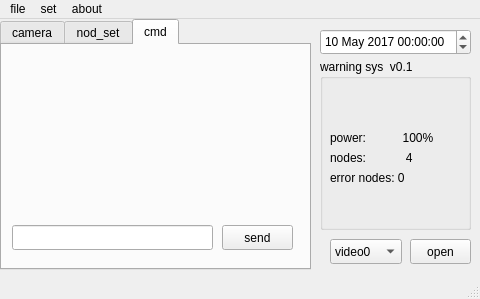
Qt form mainwindow.ui (junchao98/huang) before a commit.
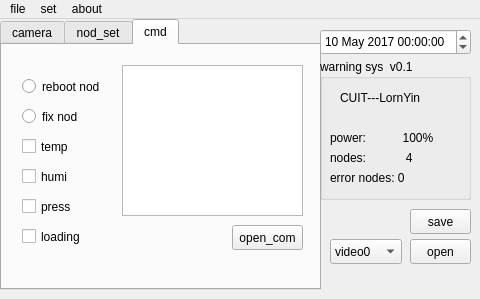
The same form after that commit. The open tabs and pages were chosen to show the change.

Diff of the .ui file:
```diff
--- a/mainwindow.ui
+++ b/mainwindow.ui
@@ -85,8 +85,8 @@
      <rect>
       <x>0</x>
       <y>0</y>
-      <width>311</width>
-      <height>251</height>
+      <width>321</width>
+      <height>271</height>
      </rect>
     </property>
     <property name="currentIndex">
@@ -150,7 +150,75 @@
        </rect>
       </property>
       <property name="text">
-       <string>TextLabel</string>
+       <string>nod</string>
+      </property>
+     </widget>
+     <widget class="QPushButton" name="pushButton_getnod">
+      <property name="geometry">
+       <rect>
+        <x>210</x>
+        <y>200</y>
+        <width>80</width>
+        <height>25</height>
+       </rect>
+      </property>
+      <property name="text">
+       <string>get_inf</string>
+      </property>
+     </widget>
+     <widget class="QComboBox" name="comboBox_2">
+      <property name="geometry">
+       <rect>
+        <x>10</x>
+        <y>20</y>
+        <width>61</width>
+        <height>25</height>
+       </rect>
+      </property>
+      <item>
+       <property name="text">
+        <string>nod1</string>
+       </property>
+      </item>
+      <item>
+       <property name="text">
+        <string>nod2</string>
+       </property>
+      </item>
+      <item>
+       <property name="text">
+        <string>nod3</string>
+       </property>
+      </item>
+     </widget>
+     <widget class="QLineEdit" name="lineEdit">
+      <property name="geometry">
+       <rect>
+        <x>100</x>
+        <y>60</y>
+        <width>113</width>
+        <height>25</height>
+       </rect>
+      </property>
+     </widget>
+     <widget class="QLineEdit" name="lineEdit_2">
+      <property name="geometry">
+       <rect>
+        <x>100</x>
+        <y>90</y>
+        <width>113</width>
+        <height>25</height>
+       </rect>
+      </property>
+     </widget>
+     <widget class="QLineEdit" name="lineEdit_3">
+      <property name="geometry">
+       <rect>
+        <x>100</x>
+        <y>120</y>
+        <width>113</width>
+        <height>25</height>
+       </rect>
       </property>
      </widget>
     </widget>
@@ -158,27 +226,105 @@
      <attribute name="title">
       <string>cmd</string>
      </attribute>
-     <widget class="QLineEdit" name="lineEdit">
-      <property name="geometry">
-       <rect>
-        <x>10</x>
-        <y>180</y>
-        <width>201</width>
-        <height>25</height>
-       </rect>
-      </property>
-     </widget>
      <widget class="QPushButton" name="pushButton_2">
       <property name="geometry">
        <rect>
-        <x>220</x>
+        <x>230</x>
         <y>180</y>
         <width>71</width>
         <height>25</height>
        </rect>
       </property>
       <property name="text">
-       <string>send</string>
+       <string>open_com</string>
+      </property>
+     </widget>
+     <widget class="QRadioButton" name="radioButton">
+      <property name="geometry">
+       <rect>
+        <x>20</x>
+        <y>30</y>
+        <width>93</width>
+        <height>23</height>
+       </rect>
+      </property>
+      <property name="text">
+       <string>reboot nod</string>
+      </property>
+     </widget>
+     <widget class="QRadioButton" name="radioButton_2">
+      <property name="geometry">
+       <rect>
+        <x>20</x>
+        <y>60</y>
+        <width>93</width>
+        <height>23</height>
+       </rect>
+      </property>
+      <property name="text">
+       <string>fix nod</string>
+      </property>
+     </widget>
+     <widget class="QCheckBox" name="checkBox">
+      <property name="geometry">
+       <rect>
+        <x>20</x>
+        <y>90</y>
+        <width>78</width>
+        <height>23</height>
+       </rect>
+      </property>
+      <property name="text">
+       <string>temp</string>
+      </property>
+     </widget>
+     <widget class="QCheckBox" name="checkBox_2">
+      <property name="geometry">
+       <rect>
+        <x>20</x>
+        <y>120</y>
+        <width>78</width>
+        <height>23</height>
+       </rect>
+      </property>
+      <property name="text">
+       <string>humi</string>
+      </property>
+     </widget>
+     <widget class="QPlainTextEdit" name="plainTextEdit">
+      <property name="geometry">
+       <rect>
+        <x>120</x>
+        <y>20</y>
+        <width>181</width>
+        <height>151</height>
+       </rect>
+      </property>
+     </widget>
+     <widget class="QCheckBox" name="checkBox_3">
+      <property name="geometry">
+       <rect>
+        <x>20</x>
+        <y>150</y>
+        <width>78</width>
+        <height>23</height>
+       </rect>
+      </property>
+      <property name="text">
+       <string>press</string>
+      </property>
+     </widget>
+     <widget class="QCheckBox" name="checkBox_4">
+      <property name="geometry">
+       <rect>
+        <x>20</x>
+        <y>180</y>
+        <width>78</width>
+        <height>23</height>
+       </rect>
+      </property>
+      <property name="text">
+       <string>loading</string>
       </property>
      </widget>
     </widget>
@@ -206,7 +352,7 @@
       <x>320</x>
       <y>40</y>
       <width>151</width>
-      <height>171</height>
+      <height>141</height>
      </rect>
     </property>
     <property name="title">
@@ -251,6 +397,32 @@
       <string>error nodes: 0</string>
      </property>
     </widget>
+    <widget class="QLabel" name="label_8">
+     <property name="geometry">
+      <rect>
+       <x>20</x>
+       <y>30</y>
+       <width>111</width>
+       <height>17</height>
+      </rect>
+     </property>
+     <property name="text">
+      <string>CUIT---LornYin</string>
+     </property>
+    </widget>
+   </widget>
+   <widget class="QPushButton" name="pushButton_save">
+    <property name="geometry">
+     <rect>
+      <x>410</x>
+      <y>190</y>
+      <width>61</width>
+      <height>25</height>
+     </rect>
+    </property>
+    <property name="text">
+     <string>save</string>
+    </property>
    </widget>
   </widget>
   <widget class="QMenuBar" name="menuBar">
@@ -282,7 +454,6 @@
    <addaction name="menuSet"/>
    <addaction name="menuAbout"/>
   </widget>
-  <widget class="QStatusBar" name="statusBar"/>
   <action name="actionWarning_system">
    <property name="text">
     <string>warning system</string>
```
Left out of the diff: 20 changed lines with no effect on the pictures.
